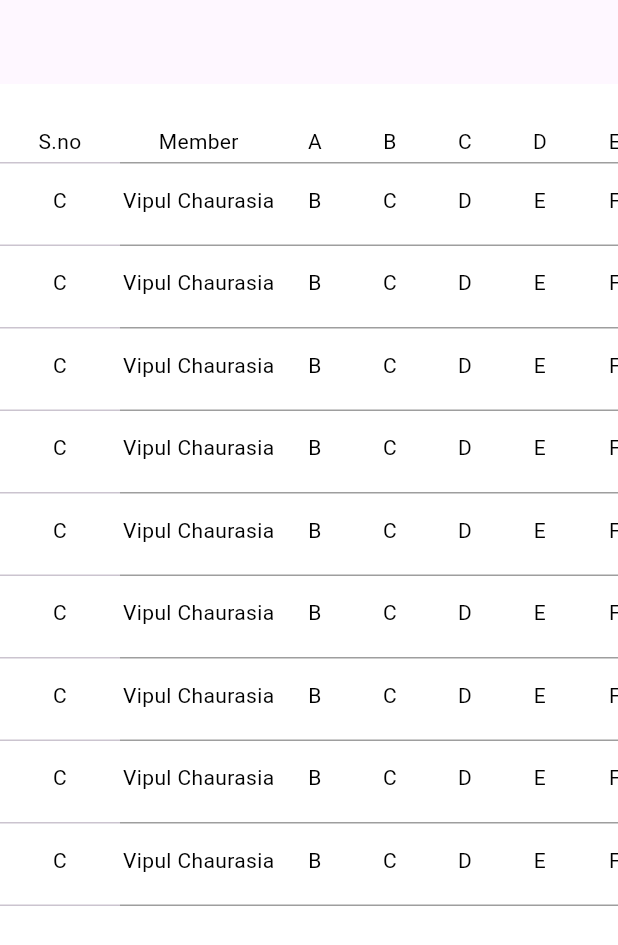
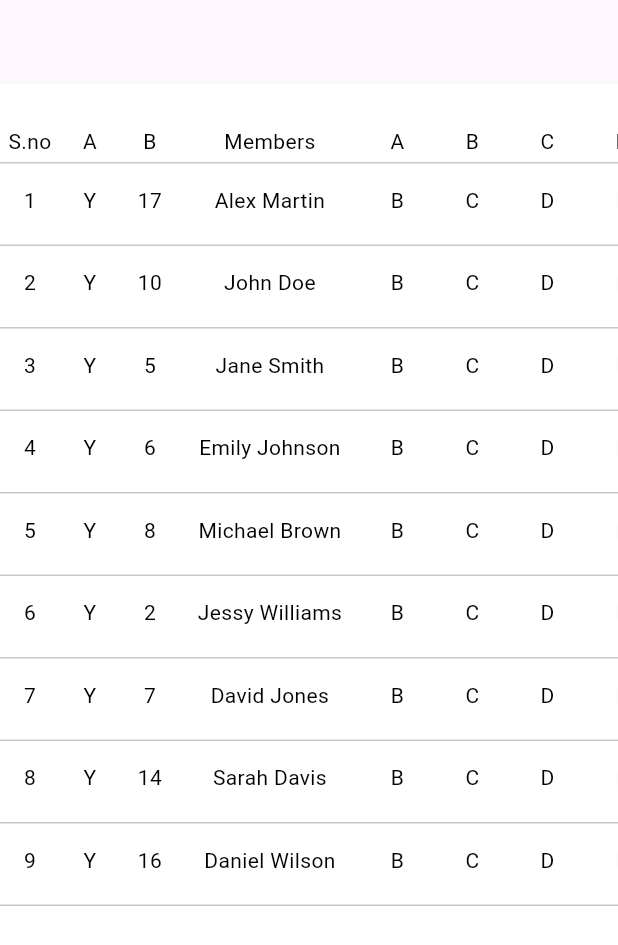
Before and after one commit to GeekyAnts/flutter_multi_scroll_table, a Flutter app: the screen it shows after launch, on a phone screen of 412 x 824 dp. Shown: the top 945 px of the screen. Run offline on Flutter 3.47's test engine with Material 3 defaults, Android fonts, the phone set to English and light mode, and no system bars.

Commit message:
feat: Multiple fixed column feature added

```diff
--- a/example/lib/demo.dart
+++ b/example/lib/demo.dart
@@ -2,9 +2,16 @@ import 'package:flutter/material.dart';
 import 'package:flutter_multi_scroll_table/flutter_multi_scroll_table.dart';
 import 'package:flutter_multi_scroll_table/src/component/each_cell.dart';
 
-class Demo extends StatelessWidget {
+import 'utils/utils.dart';
+
+class Demo extends StatefulWidget {
   const Demo({super.key});
 
+  @override
+  State<Demo> createState() => _DemoState();
+}
+
+class _DemoState extends State<Demo> {
   @override
   Widget build(BuildContext context) {
     return Scaffold(
@@ -12,45 +19,44 @@ class Demo extends StatelessWidget {
       backgroundColor: Colors.white,
       body: FlutterMultiScrollTable(
         totalWidth: 700,
-        fixedColumnWidth: 80,
         height: 500,
         scrollableColumnChildren: List.generate(
           20,
           (index) => Column(
             crossAxisAlignment: CrossAxisAlignment.start,
             children: [
-                    const Row(
+              Row(
                 children: [
                   EachCell(
-                          text: "Vipul Chaurasia",
-                          width: 105,
+                    text: Utils.names[index],
+                    width: 120,
                     // height: 60,
                   ),
-                        EachCell(
+                  const EachCell(
                     text: "B",
                     width: 50,
                   ),
-                        EachCell(
+                  const EachCell(
                     text: "C",
                     width: 50,
                   ),
-                        EachCell(
+                  const EachCell(
                     text: "D",
                     width: 50,
                   ),
-                        EachCell(
+                  const EachCell(
                     text: "E",
                     width: 50,
                   ),
-                        EachCell(
+                  const EachCell(
                     text: "F",
                     width: 50,
                   ),
-                        EachCell(
+                  const EachCell(
                     text: "G",
                     width: 50,
                   ),
-                        EachCell(
+                  const EachCell(
                     text: "H",
                     width: 50,
                   )
@@ -61,19 +67,19 @@ class Demo extends StatelessWidget {
                 padding: const EdgeInsets.symmetric(vertical: 2),
                 width: 600 - 60,
                 child: const Divider(
-                        color: Colors.grey,
                   height: 1,
                 ),
               ),
             ],
-                )),
-        fixedColumnChildren: List.generate(
-            20,
-            (index) => Column(
+          ),
+        ),
+        fixedColumnChildren: [
+          Utils.srNumbers.map((number) {
+            return Column(
               crossAxisAlignment: CrossAxisAlignment.start,
               children: [
-                    const EachCell(
-                      text: "C",
+                EachCell(
+                  text: number.toString(),
                   width: 80,
                 ),
                 const SizedBox(height: 5),
@@ -84,12 +90,51 @@ class Demo extends StatelessWidget {
                   ),
                 ),
               ],
-                )),
-        fixedColumnName: "S.no",
+            );
+          }).toList(),
+          List.generate(
+            20,
+            (index) => Column(
+              crossAxisAlignment: CrossAxisAlignment.start,
+              children: [
+                const EachCell(
+                  text: "Y",
+                  width: 80,
+                ),
+                const SizedBox(height: 5),
+                Container(
+                  padding: const EdgeInsets.symmetric(vertical: 2),
+                  child: const Divider(
+                    height: 1,
+                  ),
+                ),
+              ],
+            ),
+          ),
+          Utils.numbers.map((number) {
+            return Column(
+              crossAxisAlignment: CrossAxisAlignment.start,
+              children: [
+                EachCell(
+                  text: number.toString(),
+                  width: 80,
+                ),
+                const SizedBox(height: 5),
+                Container(
+                  padding: const EdgeInsets.symmetric(vertical: 2),
+                  child: const Divider(
+                    height: 1,
+                  ),
+                ),
+              ],
+            );
+          }).toList(),
+        ],
+        fixedColumnTitles: const ["S.no", 'A', 'B'],
         columns: const [
           EachCell(
-            text: "Member",
-            width: 105,
+            text: "Members",
+            width: 120,
             isHeader: true,
           ),
           EachCell(
@@ -128,6 +173,7 @@ class Demo extends StatelessWidget {
             isHeader: true,
           ),
         ],
+        fixedColumnWidths: const [40, 40, 40],
       ),
     );
   }
--- /dev/null
+++ b/example/lib/utils/utils.dart
@@ -0,0 +1,28 @@
+class Utils {
+  static final List<int> srNumbers = List.generate(20, (index) => index + 1);
+  static final List<int> numbers = List.generate(20, (index) => index + 1)
+    ..shuffle();
+
+  static final List<String> names = [
+    "Alex Martin",
+    "John Doe",
+    "Jane Smith",
+    "Emily Johnson",
+    "Michael Brown",
+    "Jessy Williams",
+    "David Jones",
+    "Sarah Davis",
+    "Daniel Wilson",
+    "Laura Moore",
+    "Chris Taylor",
+    "Hannah Monte",
+    "James Thomas",
+    "Sophia John",
+    "Robert White",
+    "Emma Harris",
+    "Brian Martin",
+    "Olivia Jones",
+    "Kevin Lee",
+    "Isa Martin"
+  ];
+}
--- a/lib/src/flutter_multi_scroll_table.dart
+++ b/lib/src/flutter_multi_scroll_table.dart
@@ -7,19 +7,19 @@ import 'component/scrollable_column.dart';
 class FlutterMultiScrollTable extends StatefulWidget {
   final List<Widget> columns;
   final List<Widget> scrollableColumnChildren;
-  final List<Widget> fixedColumnChildren;
-  final double fixedColumnWidth;
+  final List<List<Widget>> fixedColumnChildren;
+  final List<double> fixedColumnWidths;
+  final List<String>? fixedColumnTitles;
   final double totalWidth;
   final double? height;
-  final String? fixedColumnName;
 
   const FlutterMultiScrollTable({
     super.key,
     required this.columns,
-    this.fixedColumnName,
+    this.fixedColumnTitles,
     required this.totalWidth,
     this.height = 500,
-    required this.fixedColumnWidth,
+    required this.fixedColumnWidths,
     required this.scrollableColumnChildren,
     required this.fixedColumnChildren,
   });
@@ -33,51 +33,50 @@ class _FlutterMultiScrollTableState extends State<FlutterMultiScrollTable> {
   late ScrollController _horizontalScrollController;
   late ScrollController _headerScrollController;
   late ScrollController _verticalScrollController;
-  bool _isScrolling = false;
+  bool _isHorizontalScrolling = false;
+  bool _isHeaderScrolling = false;
+
   @override
   void initState() {
     _horizontalScrollController = ScrollController();
     _headerScrollController = ScrollController();
     _verticalScrollController = ScrollController();
 
-    _horizontalScrollController.addListener(_syncScroll);
-    _headerScrollController.addListener(_syncScroll);
+    _horizontalScrollController.addListener(_syncHorizontalScroll);
+    _headerScrollController.addListener(_syncHeaderScroll);
     super.initState();
   }
 
-  void _syncScroll() {
-    if (_isScrolling) return;
+  void _syncHorizontalScroll() {
+    if (_isHeaderScrolling) return;
 
-    _isScrolling = true;
+    _isHorizontalScrolling = true;
 
     if (_horizontalScrollController.hasClients &&
         _headerScrollController.hasClients) {
-      if (_horizontalScrollController.position.isScrollingNotifier.value) {
-        _headerScrollController
-            .animateTo(
-              _horizontalScrollController.offset,
-              duration: const Duration(milliseconds: 100),
-              curve: Curves.easeInOut,
-            )
-            .whenComplete(() => _isScrolling = false);
-      } else if (_headerScrollController.position.isScrollingNotifier.value) {
-        _horizontalScrollController
-            .animateTo(
-              _headerScrollController.offset,
-              duration: const Duration(milliseconds: 100),
-              curve: Curves.easeInOut,
-            )
-            .whenComplete(() => _isScrolling = false);
-      } else {
-        _isScrolling = false;
+      _headerScrollController.jumpTo(_horizontalScrollController.offset);
     }
+
+    _isHorizontalScrolling = false;
   }
+
+  void _syncHeaderScroll() {
+    if (_isHorizontalScrolling) return;
+
+    _isHeaderScrolling = true;
+
+    if (_headerScrollController.hasClients &&
+        _horizontalScrollController.hasClients) {
+      _horizontalScrollController.jumpTo(_headerScrollController.offset);
+    }
+
+    _isHeaderScrolling = false;
   }
 
   @override
   void dispose() {
-    _horizontalScrollController.removeListener(_syncScroll);
-    _headerScrollController.removeListener(_syncScroll);
+    _horizontalScrollController.removeListener(_syncHorizontalScroll);
+    _headerScrollController.removeListener(_syncHeaderScroll);
 
     _horizontalScrollController.dispose();
     _headerScrollController.dispose();
@@ -88,38 +87,55 @@ class _FlutterMultiScrollTableState extends State<FlutterMultiScrollTable> {
 
   @override
   Widget build(BuildContext context) {
+    double totalFixedWidth = widget.fixedColumnWidths.reduce((a, b) => a + b);
+
+    List<Widget> fixedColumns = [];
+    List<Widget> scrollableColumns = [];
+    for (int i = 0; i < widget.columns.length; i++) {
+      if (i < widget.fixedColumnWidths.length) {
+        fixedColumns.add(SizedBox(
+          width: widget.fixedColumnWidths[i],
+          child: widget.columns[i],
+        ));
+      } else {
+        scrollableColumns.add(widget.columns[i]);
+      }
+    }
+
     return Column(
       crossAxisAlignment: CrossAxisAlignment.start,
       children: [
         Row(
           children: [
-            SizedBox(
-              width: widget.fixedColumnWidth,
-              child: Column(
+            Row(
+              children: List.generate(widget.fixedColumnWidths.length, (index) {
+                return Column(
                   crossAxisAlignment: CrossAxisAlignment.start,
                   children: [
                     EachCell(
-                    text: widget.fixedColumnName ?? "",
+                      text: widget.fixedColumnTitles?[index] ?? "",
                       height: 45,
                       isHeader: true,
-                    width: widget.fixedColumnWidth,
+                      width: widget.fixedColumnWidths[index],
                     ),
                     const SizedBox(height: 5),
                     Container(
                       padding: const EdgeInsets.symmetric(vertical: 2),
-                    width: widget.fixedColumnWidth,
+                      width: widget.fixedColumnWidths[index],
                       child: const Divider(
                         height: 1,
                       ),
                     ),
                   ],
-              ),
+                );
+              }),
             ),
             Expanded(
               child: Column(
                 crossAxisAlignment: CrossAxisAlignment.start,
                 children: [
                   SingleChildScrollView(
+                    physics: const BouncingScrollPhysics(),
                     key: const Key("header"),
                     scrollDirection: Axis.horizontal,
                     controller: _headerScrollController,
@@ -130,9 +146,10 @@ class _FlutterMultiScrollTableState extends State<FlutterMultiScrollTable> {
                   const SizedBox(height: 5),
                   Container(
                     padding: const EdgeInsets.symmetric(vertical: 2),
-                    width: widget.columns.length * 60,
+                    width: (widget.columns.length -
+                            widget.fixedColumnWidths.length) *
+                        60,
                     child: const Divider(
-                      color: Colors.grey,
                       height: 1,
                     ),
                   ),
@@ -144,24 +161,30 @@ class _FlutterMultiScrollTableState extends State<FlutterMultiScrollTable> {
         SizedBox(
           height: widget.height,
           child: SingleChildScrollView(
+            physics: const BouncingScrollPhysics(),
             key: const Key("data"),
             scrollDirection: Axis.vertical,
             controller: _verticalScrollController,
             child: Row(
               children: [
-                FixedColumn(
-                  width: widget.fixedColumnWidth,
-                  fixedColumnName: widget.fixedColumnName,
-                  rows: widget.fixedColumnChildren,
+                Row(
+                  children:
+                      List.generate(widget.fixedColumnWidths.length, (index) {
+                    return FixedColumn(
+                      width: widget.fixedColumnWidths[index],
+                      fixedColumnName: widget.fixedColumnTitles?[index],
+                      rows: widget.fixedColumnChildren[index],
+                    );
+                  }),
                 ),
                 const SizedBox(
                   width: 0,
                 ),
                 ScrollableColumn(
-                  width: widget.totalWidth - widget.fixedColumnWidth,
+                  width: widget.totalWidth - totalFixedWidth,
                   rows: widget.scrollableColumnChildren,
                   scrollController: _horizontalScrollController,
-                  columns: widget.columns,
+                  columns: scrollableColumns,
                 )
               ],
             ),
```
Also changed, not shown: 1 other file. Lines whose indentation alone changed are shown as unchanged.
